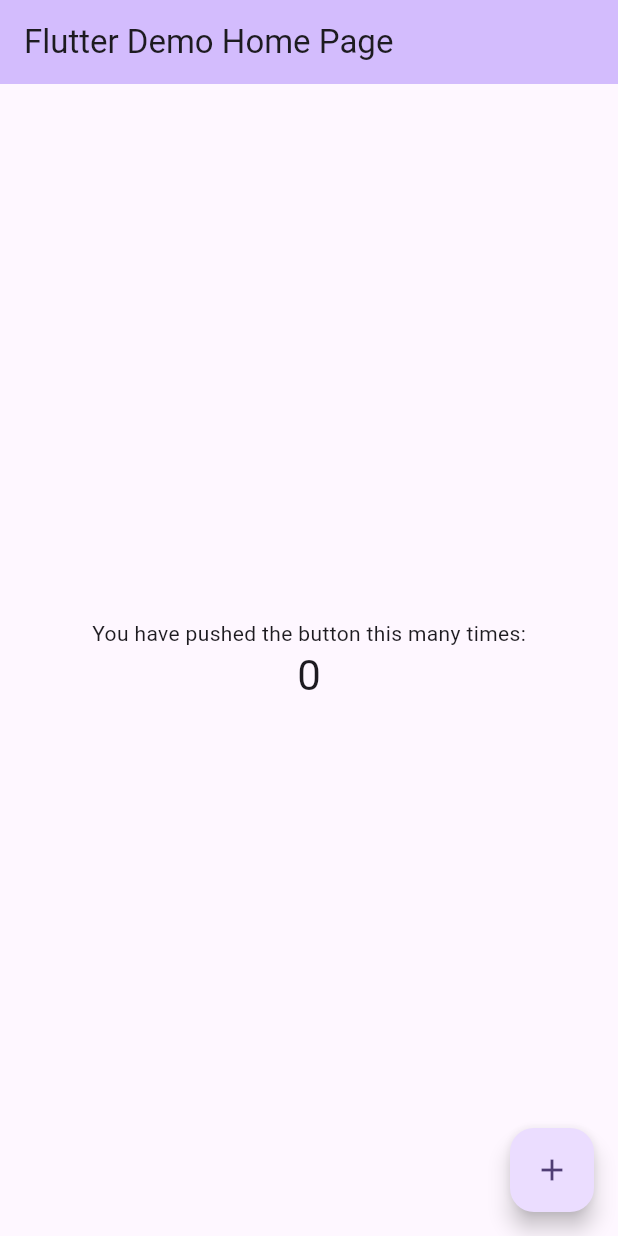
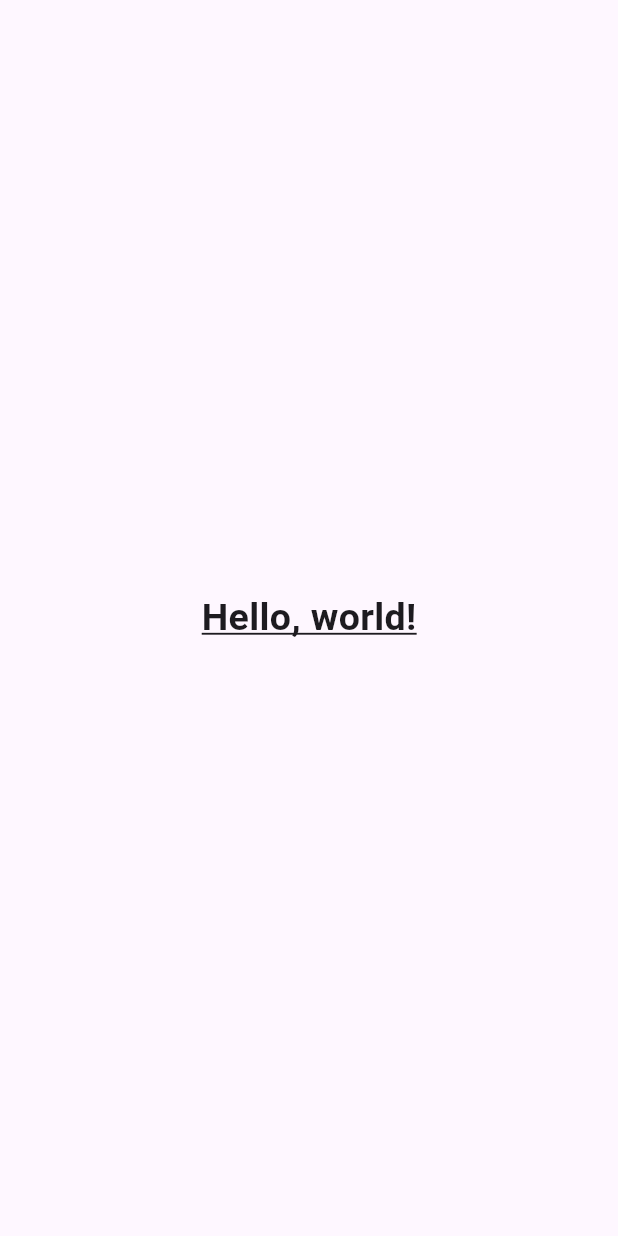
Before and after one commit to MuttakinHasib/flutter-for-reactnative-devs, a Flutter app: the screen it shows after launch, on a phone screen of 412 x 824 dp. Run offline on Flutter 3.47's test engine with Material 3 defaults, Android fonts, the phone set to English and light mode, and no system bars.

Commit message:
feat: 🛠️ hello world screen

```diff
--- a/lib/main.dart
+++ b/lib/main.dart
@@ -1,4 +1,5 @@
 import 'package:flutter/material.dart';
+import 'package:flutter_for_reactnative_devs/screens/home.dart';
 
 void main() {
   runApp(const MyApp());
@@ -31,95 +32,7 @@
         colorScheme: ColorScheme.fromSeed(seedColor: Colors.deepPurple),
         useMaterial3: true,
       ),
-      home: const MyHomePage(title: 'Flutter Demo Home Page'),
+      home: const HomeScreen(),
     );
   }
 }
-
-class MyHomePage extends StatefulWidget {
-  const MyHomePage({super.key, required this.title});
-
-  // This widget is the home page of your application. It is stateful, meaning
-  // that it has a State object (defined below) that contains fields that affect
-  // how it looks.
-
-  // This class is the configuration for the state. It holds the values (in this
-  // case the title) provided by the parent (in this case the App widget) and
-  // used by the build method of the State. Fields in a Widget subclass are
-  // always marked "final".
-
-  final String title;
-
-  @override
-  State<MyHomePage> createState() => _MyHomePageState();
-}
-
-class _MyHomePageState extends State<MyHomePage> {
-  int _counter = 0;
-
-  void _incrementCounter() {
-    setState(() {
-      // This call to setState tells the Flutter framework that something has
-      // changed in this State, which causes it to rerun the build method below
-      // so that the display can reflect the updated values. If we changed
-      // _counter without calling setState(), then the build method would not be
-      // called again, and so nothing would appear to happen.
-      _counter++;
-    });
-  }
-
-  @override
-  Widget build(BuildContext context) {
-    // This method is rerun every time setState is called, for instance as done
-    // by the _incrementCounter method above.
-    //
-    // The Flutter framework has been optimized to make rerunning build methods
-    // fast, so that you can just rebuild anything that needs updating rather
-    // than having to individually change instances of widgets.
-    return Scaffold(
-      appBar: AppBar(
-        // TRY THIS: Try changing the color here to a specific color (to
-        // Colors.amber, perhaps?) and trigger a hot reload to see the AppBar
-        // change color while the other colors stay the same.
-        backgroundColor: Theme.of(context).colorScheme.inversePrimary,
-        // Here we take the value from the MyHomePage object that was created by
-        // the App.build method, and use it to set our appbar title.
-        title: Text(widget.title),
-      ),
-      body: Center(
-        // Center is a layout widget. It takes a single child and positions it
-        // in the middle of the parent.
-        child: Column(
-          // Column is also a layout widget. It takes a list of children and
-          // arranges them vertically. By default, it sizes itself to fit its
-          // children horizontally, and tries to be as tall as its parent.
-          //
-          // Column has various properties to control how it sizes itself and
-          // how it positions its children. Here we use mainAxisAlignment to
-          // center the children vertically; the main axis here is the vertical
-          // axis because Columns are vertical (the cross axis would be
-          // horizontal).
-          //
-          // TRY THIS: Invoke "debug painting" (choose the "Toggle Debug Paint"
-          // action in the IDE, or press "p" in the console), to see the
-          // wireframe for each widget.
-          mainAxisAlignment: MainAxisAlignment.center,
-          children: <Widget>[
-            const Text(
-              'You have pushed the button this many times:',
-            ),
-            Text(
-              '$_counter',
-              style: Theme.of(context).textTheme.headlineMedium,
-            ),
-          ],
-        ),
-      ),
-      floatingActionButton: FloatingActionButton(
-        onPressed: _incrementCounter,
-        tooltip: 'Increment',
-        child: const Icon(Icons.add),
-      ), // This trailing comma makes auto-formatting nicer for build methods.
-    );
-  }
-}
--- /dev/null
+++ b/lib/practices/hello-world.dart
@@ -0,0 +1,26 @@
+import 'package:flutter/material.dart';
+import 'package:flutter/widgets.dart';
+
+class HelloWorld extends StatefulWidget {
+  const HelloWorld({super.key});
+
+  @override
+  State<HelloWorld> createState() => _HelloWorldState();
+}
+
+class _HelloWorldState extends State<HelloWorld> {
+  @override
+  Widget build(BuildContext context) {
+    return const Scaffold(
+      body: Center(
+        child: Text(
+          'Hello, world!',
+          style: TextStyle(
+              decoration: TextDecoration.underline,
+              fontSize: 25,
+              fontWeight: FontWeight.w600),
+        ),
+      ),
+    );
+  }
+}
--- a/lib/practices/variables.dart
+++ b/lib/practices/variables.dart
@@ -10,9 +10,9 @@ var nullValue;
 
 var zero = 0;
 
-if (zero == 0) {
-  print('Zero is zero');
-}
+// if (zero == 0) {
+//   print('Zero is zero');
+// }
 
 bool fn() {
   return true;
--- /dev/null
+++ b/lib/screens/home.dart
@@ -0,0 +1,16 @@
+import 'package:flutter/material.dart';
+import 'package:flutter_for_reactnative_devs/practices/hello-world.dart';
+
+class HomeScreen extends StatefulWidget {
+  const HomeScreen({super.key});
+
+  @override
+  State<HomeScreen> createState() => _HomeScreenState();
+}
+
+class _HomeScreenState extends State<HomeScreen> {
+  @override
+  Widget build(BuildContext context) {
+    return const HelloWorld();
+  }
+}
```
